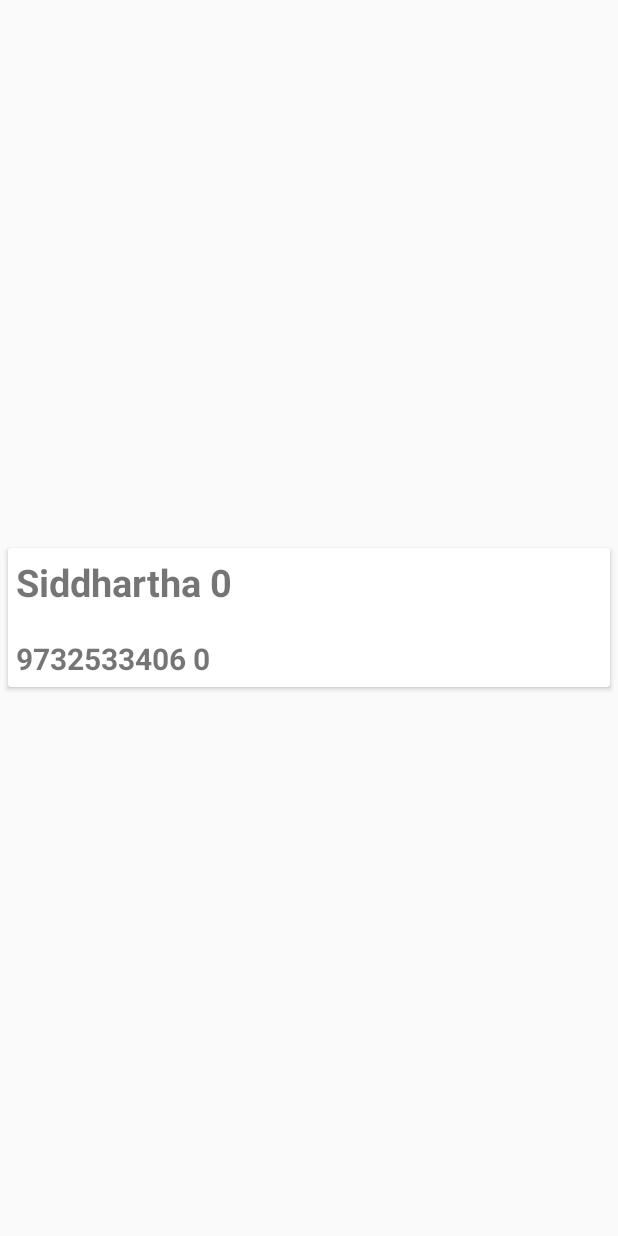
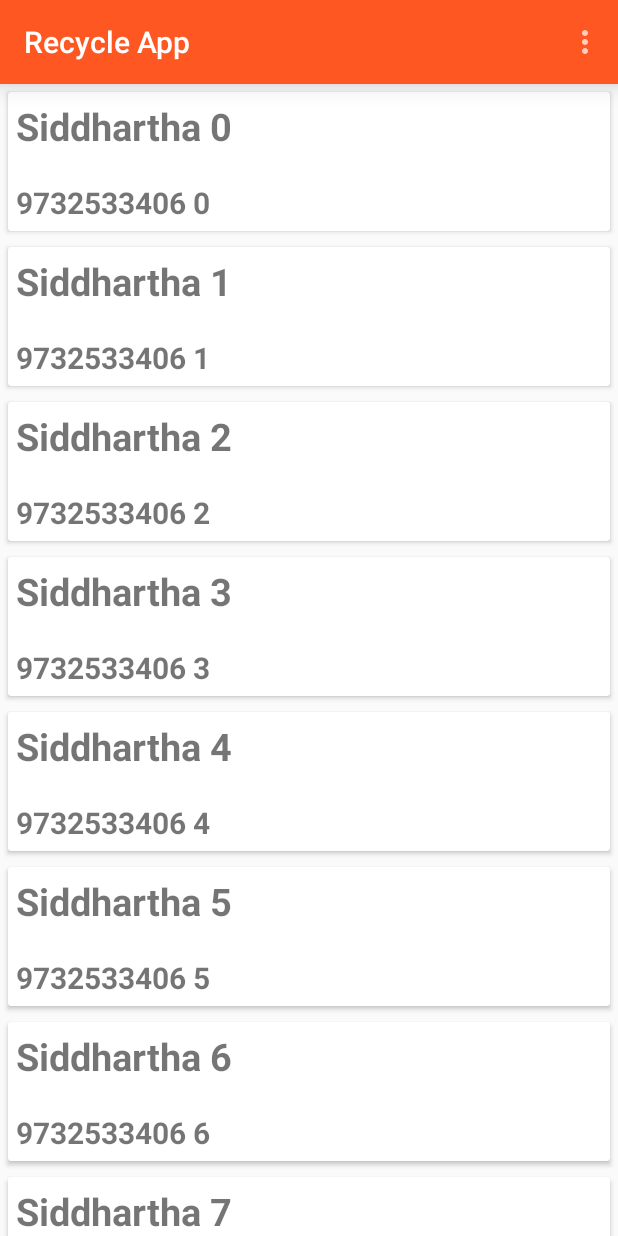
Before and after one commit to Siddharha/Recyclear_View, an Android app: the screen it shows after launch (MainActivity), on a phone screen of 412 x 824 dp. Run offline under Robolectric (Android 15) with nearby library versions, the phone set to English and light mode, and no system bars; 2 statements that could not run were skipped.

Commit message:
Change_@_3

```diff
--- a/app/src/main/java/com/recycleapp/activities/MainActivity.java
+++ b/app/src/main/java/com/recycleapp/activities/MainActivity.java
@@ -4,6 +4,7 @@ import android.support.v7.app.AppCompatActivity;
 import android.os.Bundle;
 import android.support.v7.widget.LinearLayoutManager;
 import android.support.v7.widget.RecyclerView;
+import android.support.v7.widget.Toolbar;
 import android.util.Log;
 import android.view.Menu;
 import android.view.MenuItem;
@@ -21,11 +22,13 @@ public class MainActivity extends AppCompatActivity {
     List<Items> list;
     MyRecyclerAdapter myAdapter;
     RecyclerView R_view;
-
+    private Toolbar toolbar;
     @Override
     protected void onCreate(Bundle savedInstanceState) {
         super.onCreate(savedInstanceState);
         setContentView(R.layout.activity_main);
+        toolbar = (Toolbar) findViewById(R.id.tool_bar); // Attaching the layout to the toolbar object
+        setSupportActionBar(toolbar);
         initializition();
         loadData();
         displayItems();
@@ -65,7 +68,6 @@ public class MainActivity extends AppCompatActivity {
         R_view.addOnItemTouchListener(swipeTouchListener);
 
     }
-
 
     private void displayItems() {
 
--- a/app/src/main/res/layout/activity_main.xml
+++ b/app/src/main/res/layout/activity_main.xml
@@ -2,12 +2,15 @@
     xmlns:tools="http://schemas.android.com/tools" android:layout_width="match_parent"
     android:layout_height="match_parent"
     tools:context=".MainActivity">
-
+    <include
+        android:id="@+id/tool_bar"
+        layout="@layout/tool_bar"
+        ></include>
 
     <android.support.v7.widget.RecyclerView
         android:layout_width="wrap_content"
         android:layout_height="wrap_content"
         android:id="@+id/R_view"
-        android:layout_centerVertical="true"
-        android:layout_centerHorizontal="true" />
+        android:layout_centerHorizontal="true"
+        android:layout_below="@+id/tool_bar" />
 </RelativeLayout>
--- /dev/null
+++ b/app/src/main/res/layout/tool_bar.xml
@@ -0,0 +1,11 @@
+<?xml version="1.0" encoding="utf-8"?>
+<android.support.v7.widget.Toolbar xmlns:android="http://schemas.android.com/apk/res/android"
+    android:layout_width="match_parent"
+    android:layout_height="wrap_content"
+    android:background="@color/ColorPrimary"
+    android:theme="@style/ThemeOverlay.AppCompat.Dark"
+    android:elevation="10dp"
+
+    >
+
+</android.support.v7.widget.Toolbar>
--- /dev/null
+++ b/app/src/main/res/values/colors.xml
@@ -0,0 +1,5 @@
+<?xml version="1.0" encoding="utf-8"?>
+<resources>
+    <color name="ColorPrimary">#FF5722</color>
+    <color name="ColorPrimaryDark">#E64A19</color>
+</resources>
--- a/app/src/main/res/values/styles.xml
+++ b/app/src/main/res/values/styles.xml
@@ -3,6 +3,8 @@
     <!-- Base application theme. -->
     <style name="AppTheme" parent="Theme.AppCompat.Light.NoActionBar">
         <!-- Customize your theme here. -->
+        <item name="colorPrimary">@color/ColorPrimary</item>
+        <item name="colorPrimaryDark">@color/ColorPrimaryDark</item>
     </style>
 
 </resources>
```
